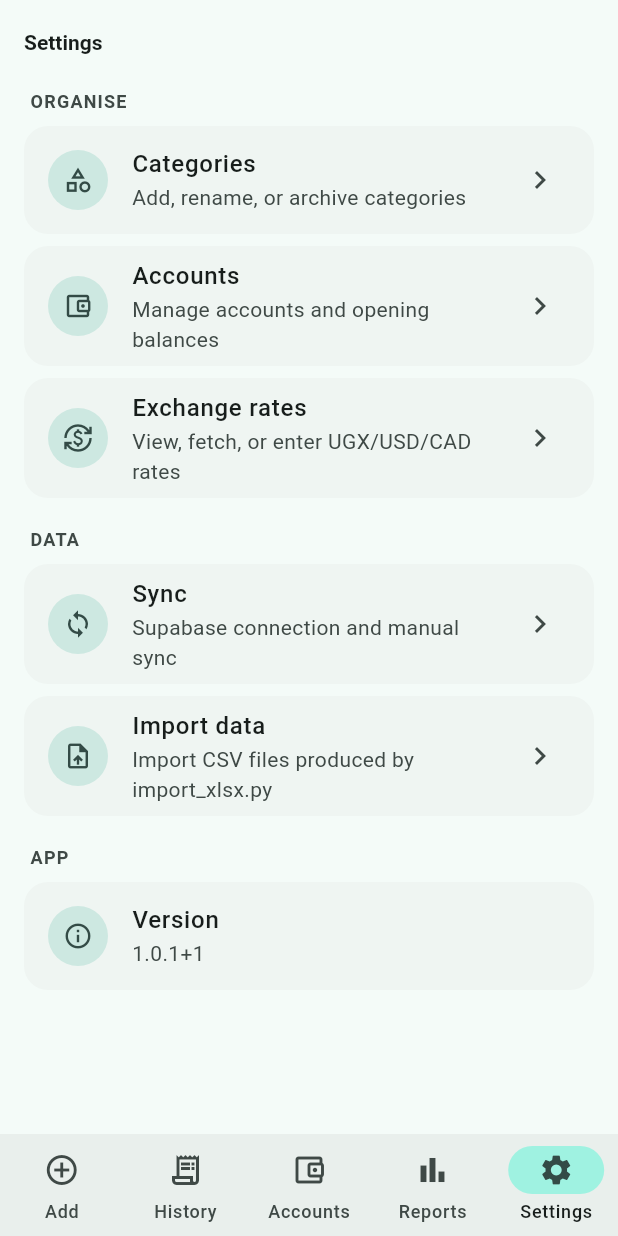
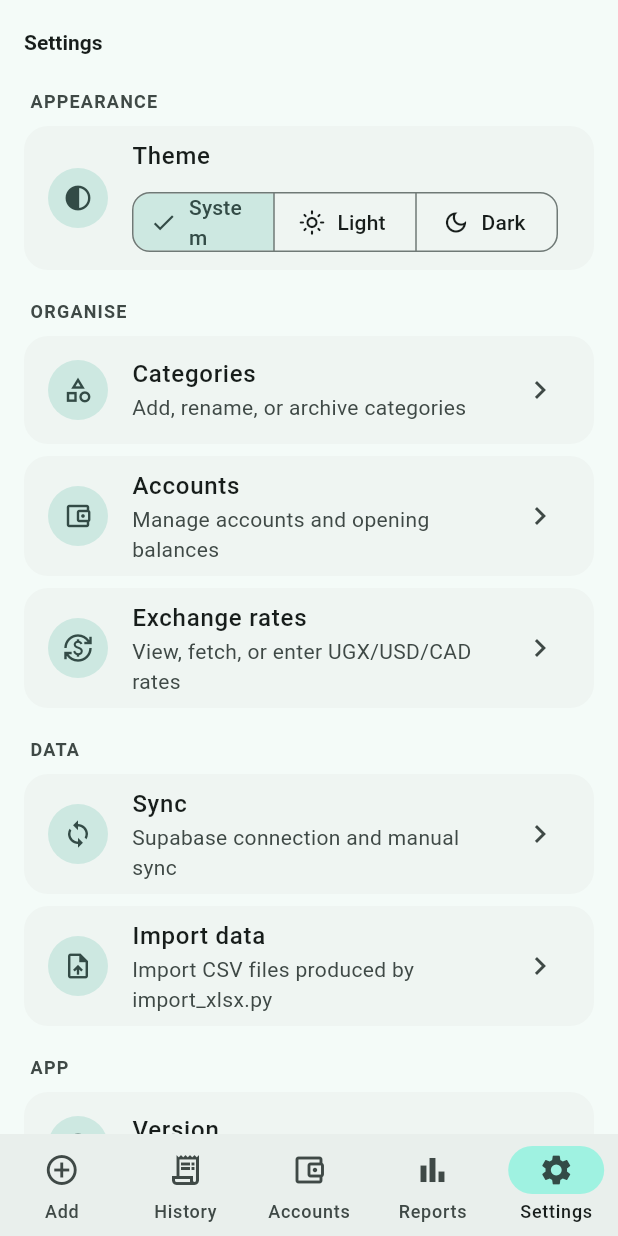
Before and after one commit to glavoy/money, a Flutter app: the screen it shows after launch, item 5 of the bottom bar chosen, on a phone screen of 412 x 824 dp. Run offline on Flutter 3.47's test engine with Material 3 defaults, Android fonts, the phone set to English and light mode, and no system bars; our stand-ins replace csv, drift, file_picker, fl_chart, flutter_riverpod, package_info_plus and 1 more; accounts and stored records are empty; generated files the repository leaves out were written again.

Commit message:
Add theme mode setting

```diff
--- a/lib/features/settings/settings_screen.dart
+++ b/lib/features/settings/settings_screen.dart
@@ -2,6 +2,7 @@ import 'package:flutter/material.dart';
 import 'package:flutter_riverpod/flutter_riverpod.dart';
 import 'package:package_info_plus/package_info_plus.dart';
 
+import '../../shared/providers.dart';
 import '../../shared/widgets.dart';
 import '../import/import_screen.dart';
 import 'accounts_manage_screen.dart';
@@ -19,6 +20,11 @@ class SettingsScreen extends ConsumerWidget {
       children: [
         const Padding(
           padding: EdgeInsets.only(left: 4, bottom: 4),
+          child: SectionLabel('Appearance'),
+        ),
+        const _ThemeModeTile(),
+        const Padding(
+          padding: EdgeInsets.only(left: 4, top: 16, bottom: 4),
           child: SectionLabel('Organise'),
         ),
         _SettingsTile(
@@ -93,6 +99,55 @@ class SettingsScreen extends ConsumerWidget {
   }
 }
 
+class _ThemeModeTile extends ConsumerWidget {
+  const _ThemeModeTile();
+
+  @override
+  Widget build(BuildContext context, WidgetRef ref) {
+    final mode = ref.watch(themeModeProvider);
+    final scheme = Theme.of(context).colorScheme;
+    return Card(
+      child: ListTile(
+        leading: CircleAvatar(
+          backgroundColor: scheme.secondaryContainer,
+          foregroundColor: scheme.onSecondaryContainer,
+          child: const Icon(Icons.contrast, size: 20),
+        ),
+        title: const Text(
+          'Theme',
+          style: TextStyle(fontWeight: FontWeight.w500),
+        ),
+        subtitle: Padding(
+          padding: const EdgeInsets.only(top: 8),
+          child: SegmentedButton<ThemeMode>(
+            segments: const [
+              ButtonSegment(
+                value: ThemeMode.system,
+                icon: Icon(Icons.brightness_auto_outlined),
+                label: Text('System'),
+              ),
+              ButtonSegment(
+                value: ThemeMode.light,
+                icon: Icon(Icons.light_mode_outlined),
+                label: Text('Light'),
+              ),
+              ButtonSegment(
+                value: ThemeMode.dark,
+                icon: Icon(Icons.dark_mode_outlined),
+                label: Text('Dark'),
+              ),
+            ],
+            selected: {mode},
+            onSelectionChanged: (selected) {
+              ref.read(themeModeProvider.notifier).set(selected.single);
+            },
+          ),
+        ),
+      ),
+    );
+  }
+}
+
 class _SettingsTile extends StatelessWidget {
   const _SettingsTile({
     required this.icon,
--- a/lib/main.dart
+++ b/lib/main.dart
@@ -106,11 +106,13 @@ class ExpenseTrackerApp extends ConsumerWidget {
 
   @override
   Widget build(BuildContext context, WidgetRef ref) {
+    final themeMode = ref.watch(themeModeProvider);
     return MaterialApp(
       title: 'Money',
       debugShowCheckedModeBanner: false,
       theme: _buildTheme(Brightness.light),
       darkTheme: _buildTheme(Brightness.dark),
+      themeMode: themeMode,
       home: const HomeShell(),
     );
   }
--- a/lib/shared/providers.dart
+++ b/lib/shared/providers.dart
@@ -1,3 +1,4 @@
+import 'package:flutter/material.dart';
 import 'package:flutter_riverpod/flutter_riverpod.dart';
 import 'package:uuid/uuid.dart';
 
@@ -60,6 +61,44 @@ final displayCurrencyProvider =
       DisplayCurrencyNotifier.new,
     );
 
+/// App theme preference; persisted in app settings.
+class ThemeModeNotifier extends Notifier<ThemeMode> {
+  static const _key = 'theme_mode';
+
+  @override
+  ThemeMode build() {
+    ref.watch(databaseProvider).getSetting(_key).then((value) {
+      if (value != null) state = _fromSetting(value);
+    });
+    return ThemeMode.system;
+  }
+
+  void set(ThemeMode mode) {
+    state = mode;
+    ref.read(databaseProvider).setSetting(_key, _toSetting(mode));
+  }
+
+  ThemeMode _fromSetting(String value) {
+    return switch (value) {
+      'light' => ThemeMode.light,
+      'dark' => ThemeMode.dark,
+      _ => ThemeMode.system,
+    };
+  }
+
+  String _toSetting(ThemeMode mode) {
+    return switch (mode) {
+      ThemeMode.light => 'light',
+      ThemeMode.dark => 'dark',
+      ThemeMode.system => 'system',
+    };
+  }
+}
+
+final themeModeProvider = NotifierProvider<ThemeModeNotifier, ThemeMode>(
+  ThemeModeNotifier.new,
+);
+
 /// Account preselected on the Quick Add screen; persisted in app settings.
 class LastAccountNotifier extends Notifier<String?> {
   static const _key = 'last_account_id';
```
